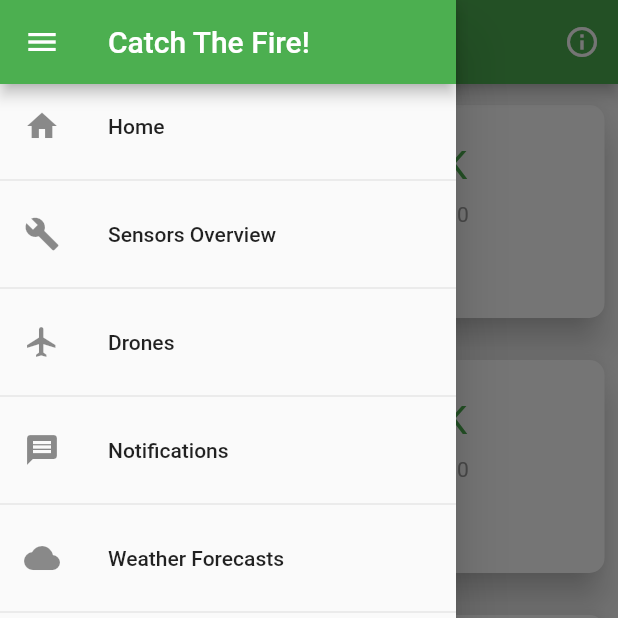
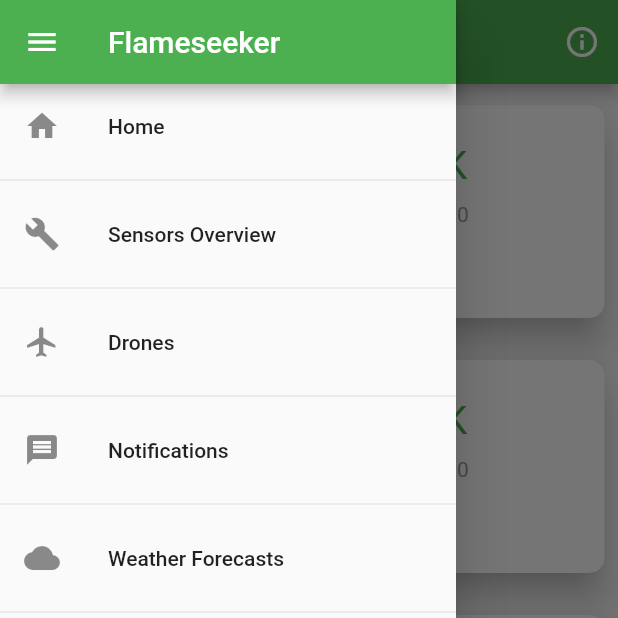
Before and after one commit to TunaBerkPutun/nasaspaceapp, a Flutter app: the HomeScreen screen opened by its route, with the side drawer open, on a phone screen of 412 x 824 dp, the top half of it. Run offline on Flutter 3.47's test engine with Material 2 defaults, Android fonts, the light colour scheme and no system bars; drawn by our look-alikes of sleek_circular_slider.

Commit message:
son hali ezzz

```diff
--- a/nasaspaceapp/mobileapp/nasaapp/lib/screens/home_screen.dart
+++ b/nasaspaceapp/mobileapp/nasaapp/lib/screens/home_screen.dart
@@ -22,7 +22,7 @@ class HomeScreen extends StatelessWidget {
             children: [
               SleekProgressIndicator(
                 data: "Humidity",
-                initValue: 25,
+                initValue: 60,
                 reverse: 0,
                 dataMin: 0,
                 dataMax: 100,
--- a/nasaspaceapp/mobileapp/nasaapp/lib/widgets/home_drawer.dart
+++ b/nasaspaceapp/mobileapp/nasaapp/lib/widgets/home_drawer.dart
@@ -7,7 +7,7 @@ class HomeDrawer extends StatelessWidget {
       child: Column(
         children: [
           AppBar(
-            title: Text("Catch The Fire!"),
+            title: Text("Flameseeker"),
           ),
           ListTile(
             leading: Icon(Icons.home),
--- a/nasaspaceapp/mobileapp/nasaapp/pubspec.yaml
+++ b/nasaspaceapp/mobileapp/nasaapp/pubspec.yaml
@@ -25,8 +25,11 @@ dependencies:
     sdk: flutter
   sleek_circular_slider: ^1.1.0
   intl: ^0.16.1
+  flutter_launcher_icons: ^0.8.1
 
-
+flutter_icons:
+  image_path: "assets/appIcons/logo.jpg"
+  android: "launcher_icon"
 
   # The following adds the Cupertino Icons font to your application.
   # Use with the CupertinoIcons class for iOS style icons.
```
Also changed, not shown: nasaspaceapp/mobileapp/nasaapp/assets/appIcons/logo.jpg (added), nasaspaceapp/mobileapp/nasaapp/pubspec.lock, 7 other files.
